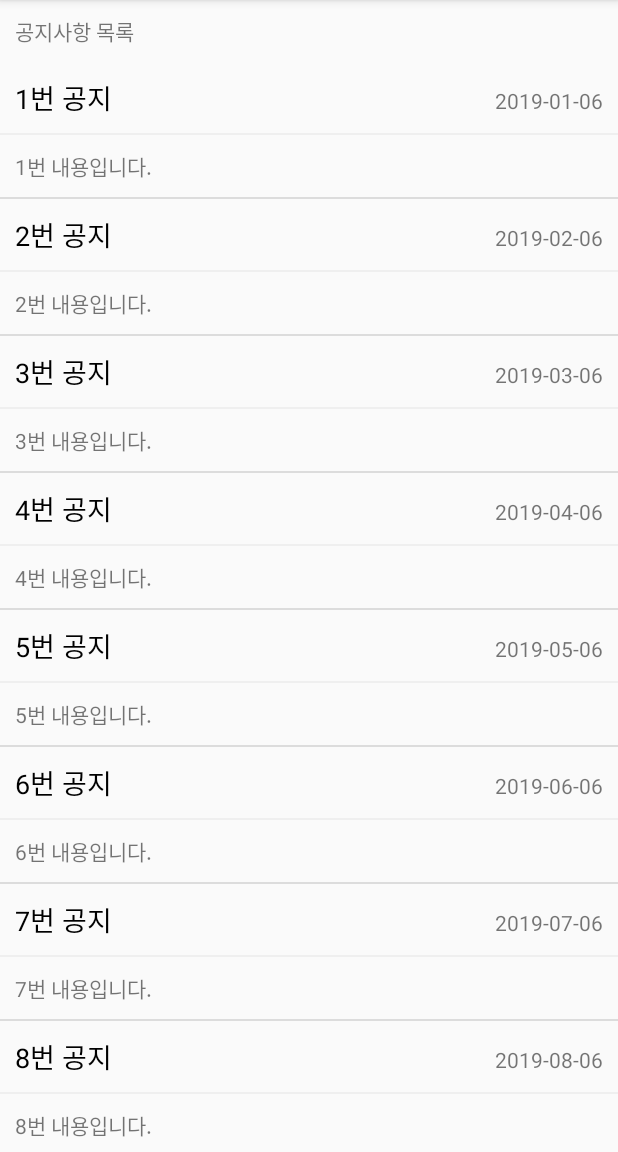
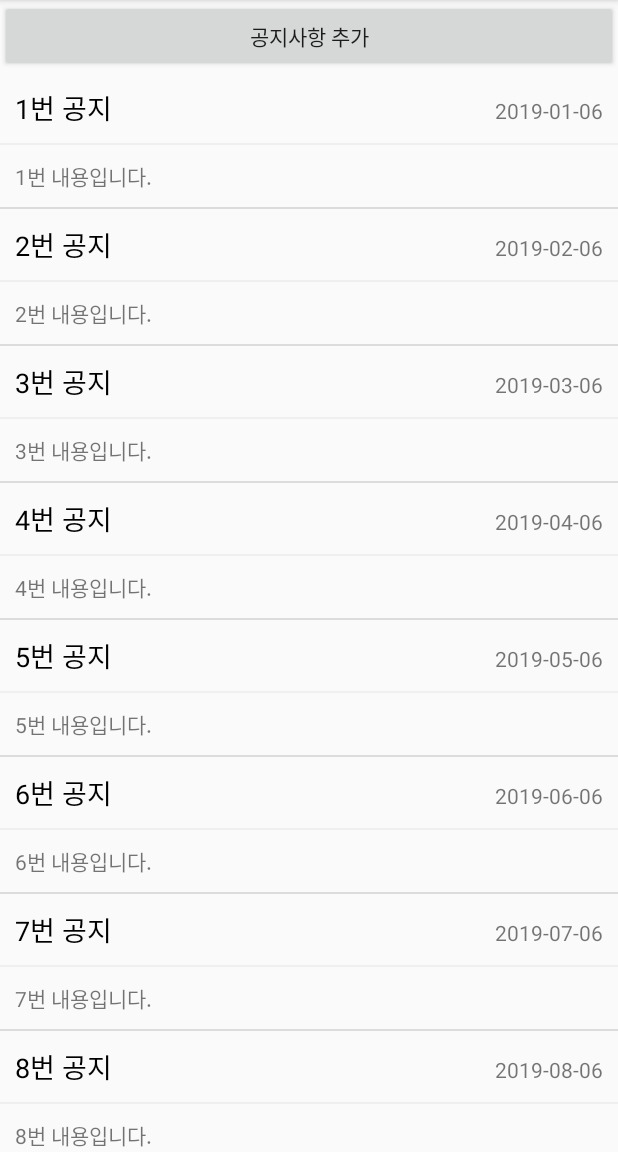
Before and after one commit to sjsid79/191106_01_ListViewPractice, an Android app: the screen it shows after launch (MainActivity), on a phone screen of 412 x 824 dp, the part 84-1236 px from its top. Run offline under Robolectric (Android 15) with nearby library versions, the phone set to English and light mode, and no system bars.

```diff
--- a/app/src/main/java/com/tjoeun/a20191106_01_listviewpractice/MainActivity.kt
+++ b/app/src/main/java/com/tjoeun/a20191106_01_listviewpractice/MainActivity.kt
@@ -18,14 +18,29 @@ class MainActivity : AppCompatActivity() {
         super.onCreate(savedInstanceState)
         setContentView(R.layout.activity_main)
 
+        setValues()
+        setupEvents()
+    }
+
+    fun setValues(){
         addNotices()
+        noticeAdapter = NoticeAdapter(this, noticeList)
+        noticeListView.adapter = noticeAdapter
+    }
 
-        noticeAdapter = NoticeAdapter(this, noticeList)
+    fun setupEvents(){
+        addNoticeBtn.setOnClickListener {
+            noticeList.add(NoticeData("새 공지사항", "내용도 적어봅시다","2019-11-06"))
 
-        noticeListView.adapter = noticeAdapter
+            //데이터 변경사항 -> 리스트뷰에 반영
+            noticeAdapter?.notifyDataSetChanged()
+
+            //마지막 Row로 보여줘라.
+            noticeListView.smoothScrollToPosition(noticeList.size-1)
+        }
 
         noticeListView.setOnItemClickListener { parent, view, position, id ->
-//            Toast.makeText(this, "${position} 번째 줄 클릭", Toast.LENGTH_SHORT).show()
+            //            Toast.makeText(this, "${position} 번째 줄 클릭", Toast.LENGTH_SHORT).show()
             var noticeData = noticeList.get(position)
             var intent = Intent(this,NoticeDetailActivity::class.java)
             intent.putExtra("notice", noticeData)
@@ -38,8 +53,9 @@ class MainActivity : AppCompatActivity() {
             Toast.makeText(this, "${position} 번째 줄 길게 클릭", Toast.LENGTH_SHORT).show()
             return@setOnItemLongClickListener true
         }
+    }
 
-    }
+
 
     fun addNotices(){
         noticeList.add(NoticeData("1번 공지","1번 내용입니다.","2019-01-06"))
--- a/app/src/main/res/layout/activity_main.xml
+++ b/app/src/main/res/layout/activity_main.xml
@@ -7,11 +7,18 @@
     android:orientation="vertical"
     tools:context=".MainActivity">
 
+<!--
     <TextView
         android:layout_width="wrap_content"
         android:layout_height="wrap_content"
         android:padding="10dp"
         android:text="공지사항 목록"/>
+-->
+    <Button
+        android:id="@+id/addNoticeBtn"
+        android:layout_width="match_parent"
+        android:layout_height="wrap_content"
+        android:text="공지사항 추가"/>
 
     <ListView
         android:id="@+id/noticeListView"
```
